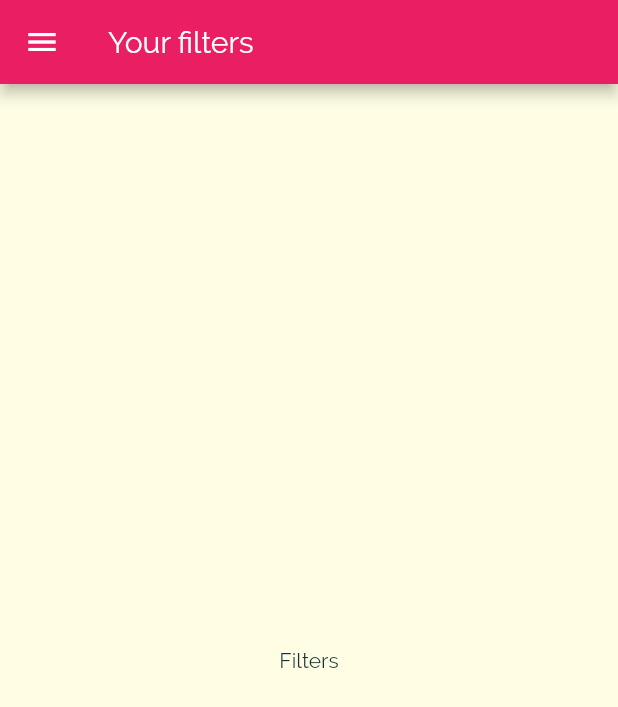
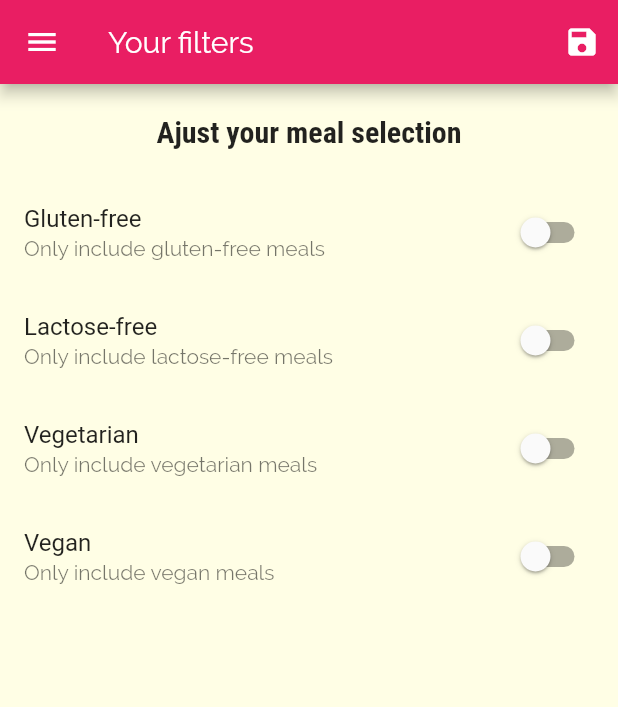
Before and after one commit to juliomsousa/deli-meals, a Flutter app: the FiltersScreen screen opened by its route, on a phone screen of 412 x 824 dp. Shown: the top 707 px of the screen. Run offline on Flutter 3.47's test engine with Material 2 defaults, Android fonts, the phone set to English and light mode, and no system bars.

Commit message:
Add filter feature

```diff
--- a/lib/main.dart
+++ b/lib/main.dart
@@ -6,9 +6,48 @@ import './screens/category_meals_screen.dart';
 import './screens/meal_detail_screen.dart';
 import './screens/filters_screen.dart';
 
+import './models/meal.dart';
+import './mocks/dummy-data.dart';
+
 main() => runApp(MyApp());
 
-class MyApp extends StatelessWidget {
+class MyApp extends StatefulWidget {
+  @override
+  _MyAppState createState() => _MyAppState();
+}
+
+class _MyAppState extends State<MyApp> {
+  Map<String, bool> _filters = {
+    'gluten': false,
+    'lactose': false,
+    'vegetarian': false,
+    'vegan': false,
+  };
+
+  List<Meal> _availableMeals = DUMMY_MEALS;
+
+  void _setFilters(Map<String, bool> filterData) {
+    setState(() {
+      _filters = filterData;
+
+      _availableMeals = DUMMY_MEALS.where((meal) {
+        if (_filters['gluten'] && !meal.isGlutenFree) {
+          return false;
+        }
+        if (_filters['lactose'] && !meal.isLactoseFree) {
+          return false;
+        }
+        if (_filters['vegetarian'] && !meal.isVegetarian) {
+          return false;
+        }
+        if (_filters['vegan'] && !meal.isVegan) {
+          return false;
+        }
+        return true;
+      }).toList();
+    });
+  }
+
   @override
   Widget build(BuildContext context) {
     return MaterialApp(
@@ -35,9 +74,10 @@ class MyApp extends StatelessWidget {
       initialRoute: '/',
       routes: {
         '/': (ctx) => TabsScreen(),
-        CategoryMealsScreen.routeName: (ctx) => CategoryMealsScreen(),
+        CategoryMealsScreen.routeName: (ctx) =>
+            CategoryMealsScreen(_availableMeals),
         MealDetailScreen.routeName: (ctx) => MealDetailScreen(),
-        FiltersScreen.routeName: (ctx) => FiltersScreen(),
+        FiltersScreen.routeName: (ctx) => FiltersScreen(_filters, _setFilters),
       },
       onGenerateRoute: (settings) {
         print(settings.arguments);
--- a/lib/screens/filters_screen.dart
+++ b/lib/screens/filters_screen.dart
@@ -2,18 +2,118 @@ import 'package:flutter/material.dart';
 
 import '../widgets/main_drawer.dart';
 
-class FiltersScreen extends StatelessWidget {
+class FiltersScreen extends StatefulWidget {
   static const routeName = '/filters';
+  final Map<String, bool> currentFilters;
+  final Function saveFilters;
+
+  FiltersScreen(this.currentFilters, this.saveFilters);
+
+  @override
+  _FiltersScreenState createState() => _FiltersScreenState();
+}
+
+class _FiltersScreenState extends State<FiltersScreen> {
+  bool _glutenFree = false;
+  bool _lactoseFree = false;
+  bool _vegetarian = false;
+  bool _vegan = false;
+
+  @override
+  initState() {
+    _glutenFree = widget.currentFilters['gluten'];
+    _lactoseFree = widget.currentFilters['lactose'];
+    _vegetarian = widget.currentFilters['vegetarian'];
+    _vegan = widget.currentFilters['vegan'];
+    super.initState();
+  }
+
+  Widget _buildSwitchListTile(
+      String title, String description, bool currentValue, Function onChanged) {
+    return SwitchListTile(
+      title: Text(title),
+      subtitle: Text(description),
+      value: currentValue,
+      onChanged: onChanged,
+    );
+  }
 
   @override
   Widget build(BuildContext context) {
     return Scaffold(
       appBar: AppBar(
         title: Text('Your filters'),
+        actions: <Widget>[
+          IconButton(
+              icon: Icon(Icons.save),
+              onPressed: () {
+                final selectedFilters = {
+                  'gluten': _glutenFree,
+                  'lactose': _lactoseFree,
+                  'vegetarian': _vegetarian,
+                  'vegan': _vegan,
+                };
+                widget.saveFilters(selectedFilters);
+              })
+        ],
       ),
       drawer: MainDrawer(),
-      body: Center(
-        child: Text('Filters'),
+      body: Column(
+        children: <Widget>[
+          Container(
+            padding: EdgeInsets.all(20),
+            child: Text(
+              'Ajust your meal selection',
+              style: Theme.of(context).textTheme.title,
+            ),
+          ),
+          Expanded(
+            child: ListView(
+              children: <Widget>[
+                _buildSwitchListTile(
+                  'Gluten-free',
+                  'Only include gluten-free meals',
+                  _glutenFree,
+                  (newValue) {
+                    setState(() {
+                      _glutenFree = newValue;
+                    });
+                  },
+                ),
+                _buildSwitchListTile(
+                  'Lactose-free',
+                  'Only include lactose-free meals',
+                  _lactoseFree,
+                  (newValue) {
+                    setState(() {
+                      _lactoseFree = newValue;
+                    });
+                  },
+                ),
+                _buildSwitchListTile(
+                  'Vegetarian',
+                  'Only include vegetarian meals',
+                  _vegetarian,
+                  (newValue) {
+                    setState(() {
+                      _vegetarian = newValue;
+                    });
+                  },
+                ),
+                _buildSwitchListTile(
+                  'Vegan',
+                  'Only include vegan meals',
+                  _vegan,
+                  (newValue) {
+                    setState(() {
+                      _vegan = newValue;
+                    });
+                  },
+                ),
+              ],
+            ),
+          )
+        ],
       ),
     );
   }
--- a/lib/screens/meal_detail_screen.dart
+++ b/lib/screens/meal_detail_screen.dart
@@ -83,6 +83,10 @@ class MealDetailScreen extends StatelessWidget {
           ],
         ),
       ),
+      floatingActionButton: FloatingActionButton(
+        child: Icon(Icons.delete),
+        onPressed: () => Navigator.of(context).pop(mealId),
+      ),
     );
   }
 }
--- a/lib/widgets/main_drawer.dart
+++ b/lib/widgets/main_drawer.dart
@@ -49,8 +49,8 @@ class MainDrawer extends StatelessWidget {
             () => Navigator.of(context).pushReplacementNamed('/'),
           ),
           _buildListTile(
-            'Settings',
-            Icons.settings,
+            'Filters',
+            Icons.filter_list,
             () => Navigator.of(context).pushReplacementNamed(FiltersScreen.routeName),
           ),
         ],
--- a/lib/widgets/meal_item.dart
+++ b/lib/widgets/meal_item.dart
@@ -10,6 +10,7 @@ class MealItem extends StatelessWidget {
   final int duration;
   final Complexity complexity;
   final Affordability affordability;
+  final Function removeItem;
 
   MealItem({
     @required this.id,
@@ -18,6 +19,7 @@ class MealItem extends StatelessWidget {
     @required this.duration,
     @required this.complexity,
     @required this.affordability,
+    @required this.removeItem,
   });
 
   String get complexityText {
@@ -47,7 +49,9 @@ class MealItem extends StatelessWidget {
   }
 
   void selectMeal(BuildContext context) {
-    Navigator.of(context).pushNamed(MealDetailScreen.routeName, arguments: id);
+    Navigator.of(context)
+        .pushNamed(MealDetailScreen.routeName, arguments: id)
+        .then((result) => result != null ? removeItem(result) : null);
   }
 
   @override
```
Also changed, not shown: lib/screens/category_meals_screen.dart (+50 -16 lines).
